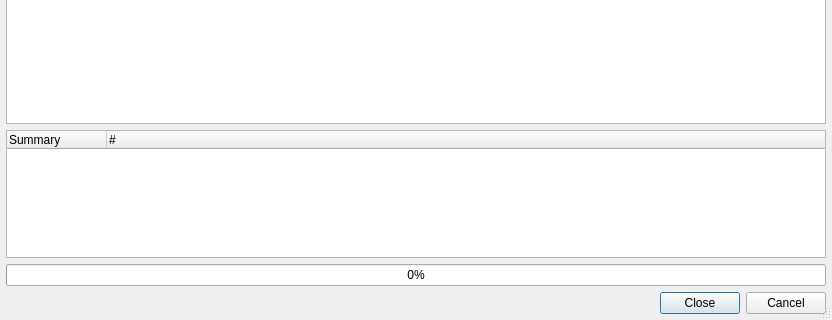
testmana2/test, file DataViews/PyProfileDialog.ui: the form before one commit; both pictures show x 0 to 832 and y 267 to 587 of the 832 by 587 pixel window.
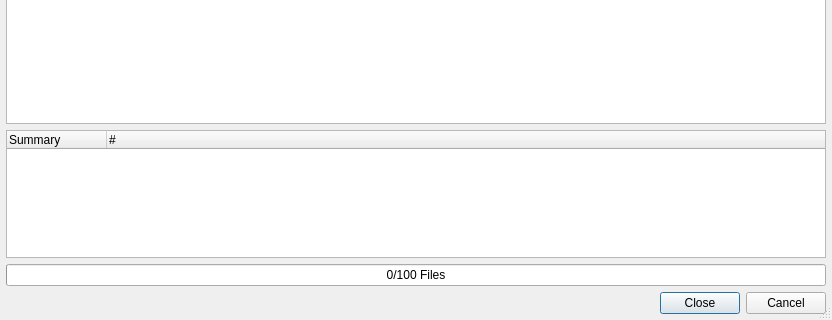
The form after the commit.

Diff of the .ui file:
```diff
--- a/DataViews/PyProfileDialog.ui
+++ b/DataViews/PyProfileDialog.ui
@@ -136,6 +136,9 @@
      <property name="orientation" >
       <enum>Qt::Horizontal</enum>
      </property>
+     <property name="format">
+      <string>%v/%m Files</string>
+     </property>
     </widget>
    </item>
    <item>
@@ -150,7 +153,7 @@
    </item>
   </layout>
  </widget>
- <layoutdefault spacing="6" margin="6" />
+ <layoutdefault spacing="6" margin="6"/>
  <pixmapfunction>qPixmapFromMimeSource</pixmapfunction>
  <tabstops>
   <tabstop>resultList</tabstop>
```
Left out of the diff: 95 changed lines with no effect on the pictures.
